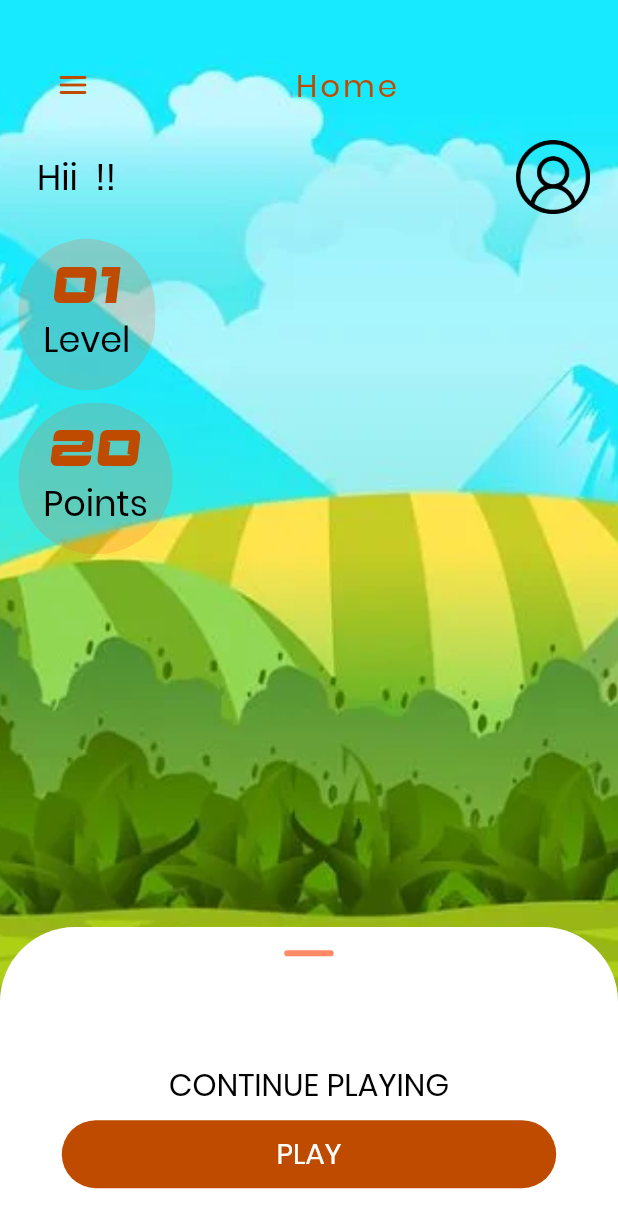
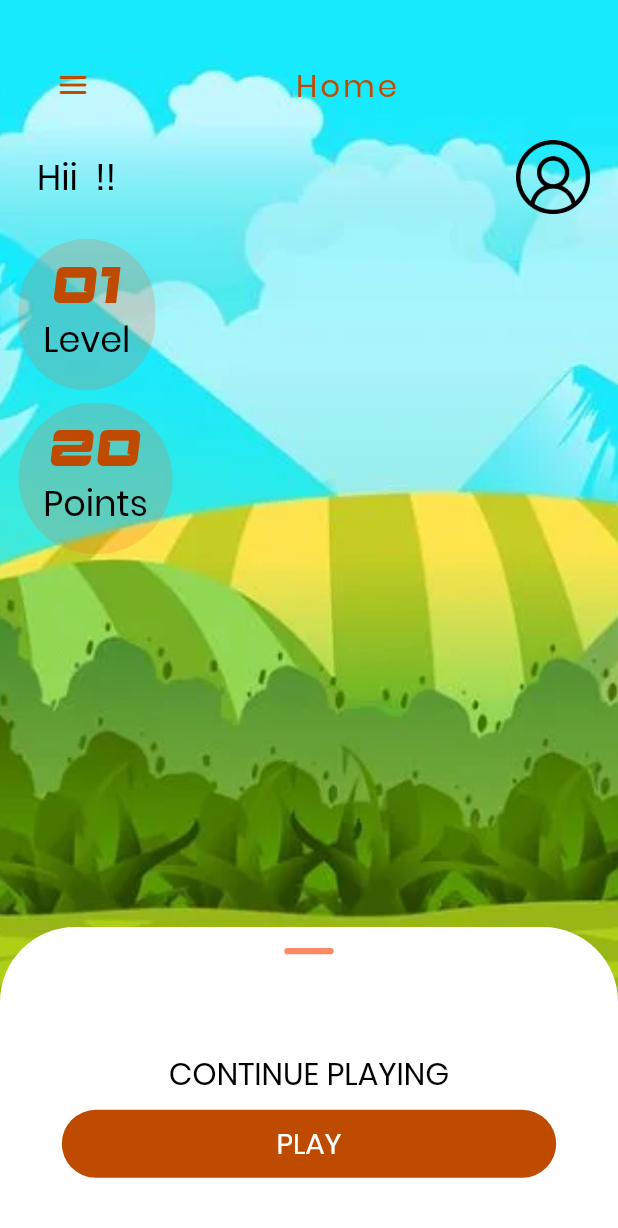
Before and after one commit to Jayfablead/jicksawapp, a Flutter app: the mainpage2 screen opened directly, on a phone screen of 412 x 824 dp. Shown: the top 1228 px of the screen. Run offline on Flutter 3.47's test engine with Material 2 defaults, Android fonts, the light colour scheme and no system bars; drawn by our look-alikes of cached_network_image; our stand-ins replace carousel_slider, connectivity, equatable, flip_card, flutter_colorpicker, get and 6 more; missing offline and left inert: model_viewer_plus, panara_dialogs, shake; accounts and stored records are empty; network calls fail; project files that could hold a hidden picture were left out.

Commit message:
change 26-05

```diff
--- a/lib/Screen/mainpage2.dart
+++ b/lib/Screen/mainpage2.dart
@@ -246,7 +246,7 @@ class _mainpage2State extends State<mainpage2> {
                               ),
                             ),
                             SizedBox(height:1.h),
-                            Container(margin: EdgeInsets.only(bottom: 2.h),
+                            Container(margin: EdgeInsets.only(bottom: 3.h),
                               child: Column(
                                 children: [
                                   Text(
```
